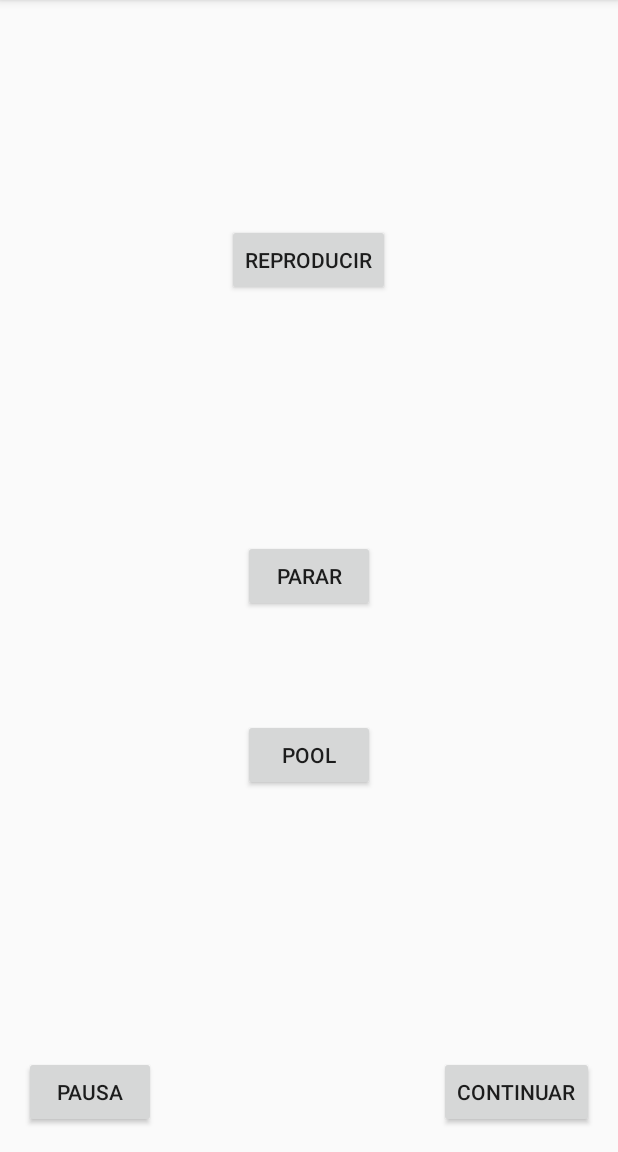
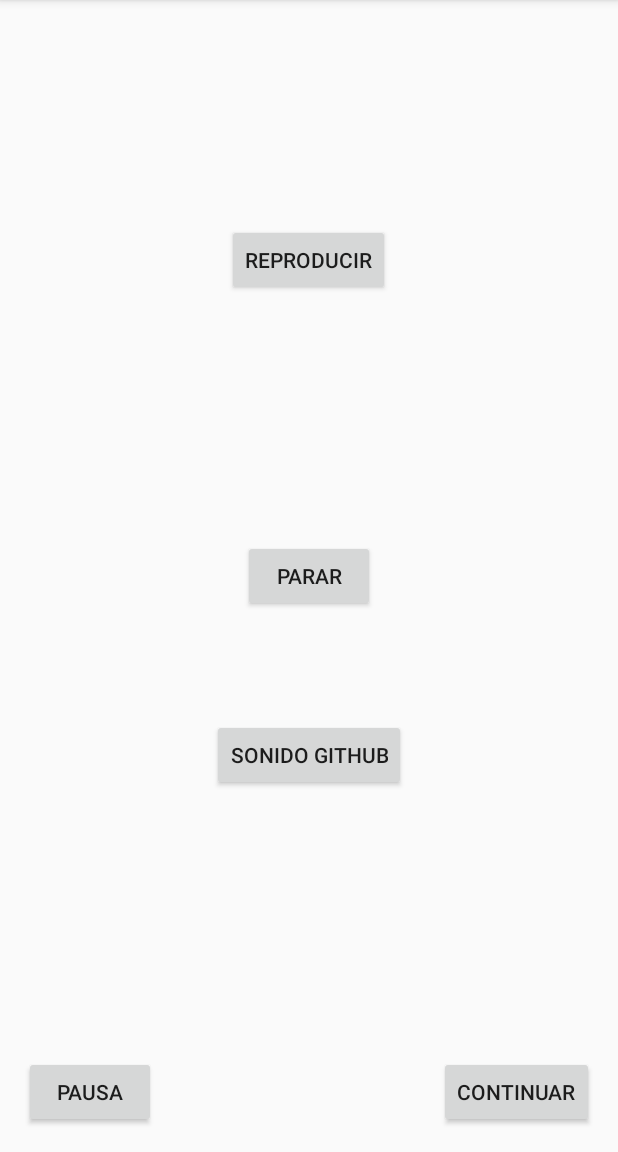
Before and after one commit to Fabricio3220/MediaPlayer, an Android app: the screen it shows after launch (MainActivity), on a phone screen of 412 x 824 dp, the part 84-1236 px from its top. Run offline under Robolectric (Android 15) with nearby library versions, the phone set to English and light mode, and no system bars.

Commit message:
Nombre del Boton

```diff
--- a/app/src/main/java/com/uce/equipo/mediaplayer/MainActivity.java
+++ b/app/src/main/java/com/uce/equipo/mediaplayer/MainActivity.java
@@ -10,7 +10,6 @@ import android.view.Menu;
 import android.view.MenuItem;
 import android.view.View;
 import android.widget.Button;
-
 
 public class MainActivity extends ActionBarActivity {
     public Button bplay,bstop,bsoundPool;
--- a/app/src/main/res/values/strings.xml
+++ b/app/src/main/res/values/strings.xml
@@ -7,7 +7,7 @@
 
     <string name="btnPlay">Reproducir</string>
     <string name="btnStop">Parar</string>
-    <string name="btnPool">Pool</string>
+    <string name="btnPool">Sonido GitHub</string>
     <string name="btnPausa">Pausa</string>
     <string name="btnContinuar">Continuar</string>
 
```
